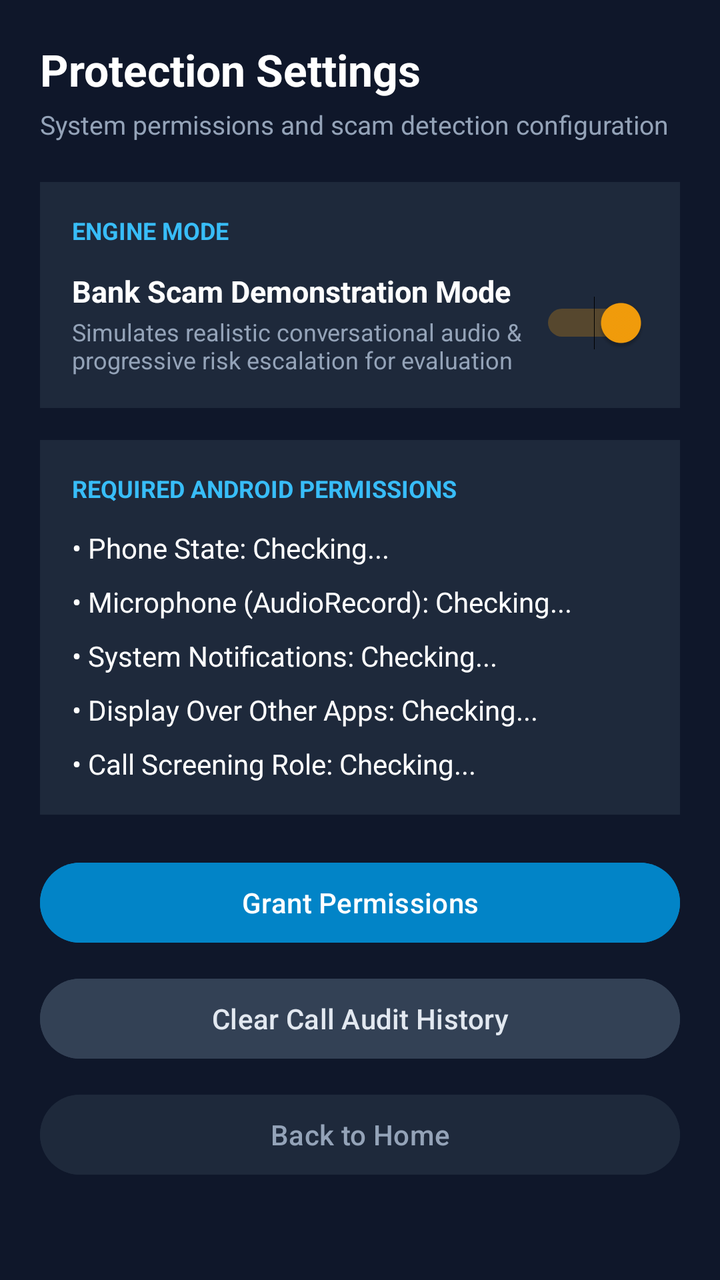
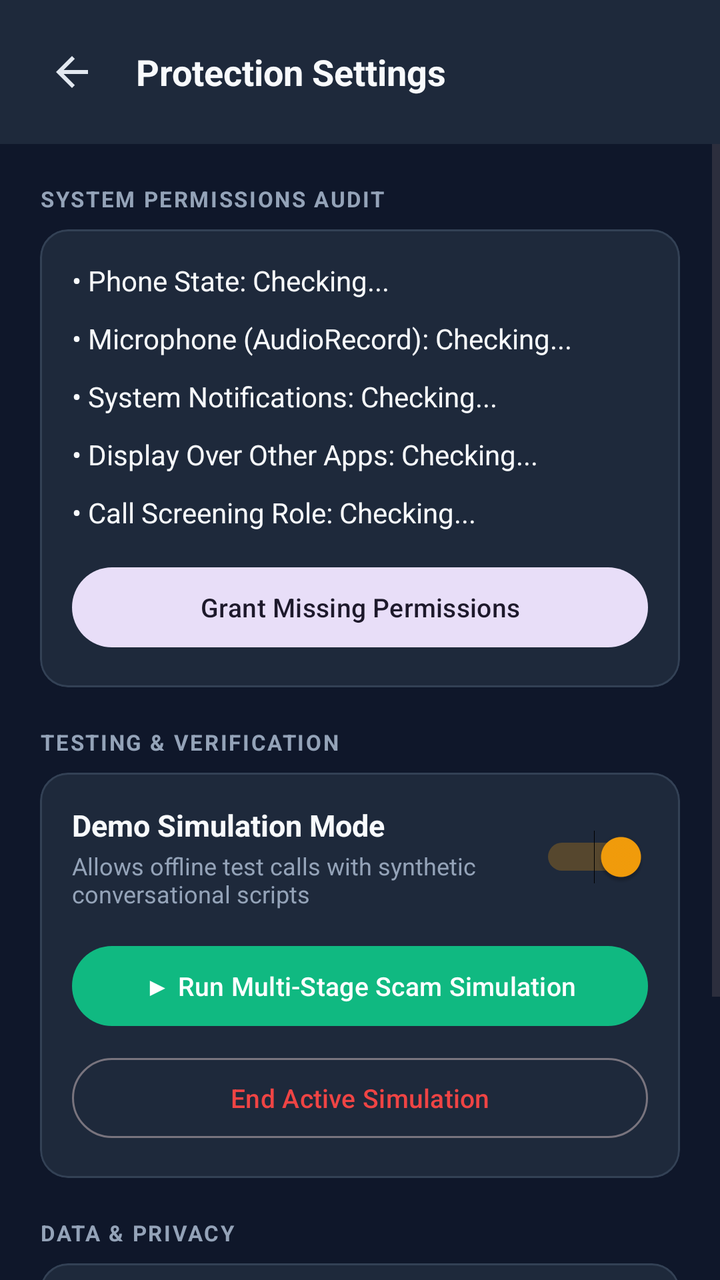

Two renders of the same Android screen: before a commit and after it. Below are the layout's source before the change and the commit's diff.
<!-- AndroidManifest.xml: activity theme Theme.SvaraX -->
<!-- res/layout/activity_settings.xml -->
<?xml version="1.0" encoding="utf-8"?>
<ScrollView xmlns:android="http://schemas.android.com/apk/res/android"
    android:layout_width="match_parent"
    android:layout_height="match_parent"
    android:background="#0F172A"
    android:fillViewport="true">

    <LinearLayout
        android:layout_width="match_parent"
        android:layout_height="wrap_content"
        android:orientation="vertical"
        android:padding="20dp">

        
        <TextView
            android:layout_width="wrap_content"
            android:layout_height="wrap_content"
            android:text="Protection Settings"
            android:textColor="#FFFFFF"
            android:textSize="22sp"
            android:textStyle="bold" />

        <TextView
            android:layout_width="wrap_content"
            android:layout_height="wrap_content"
            android:layout_marginTop="4dp"
            android:text="System permissions and scam detection configuration"
            android:textColor="#94A3B8"
            android:textSize="13sp" />

        
        <LinearLayout
            android:layout_width="match_parent"
            android:layout_height="wrap_content"
            android:layout_marginTop="20dp"
            android:background="#1E293B"
            android:orientation="vertical"
            android:padding="16dp">

            <TextView
                android:layout_width="wrap_content"
                android:layout_height="wrap_content"
                android:text="ENGINE MODE"
                android:textColor="#38BDF8"
                android:textSize="12sp"
                android:textStyle="bold" />

            <LinearLayout
                android:layout_width="match_parent"
                android:layout_height="wrap_content"
                android:layout_marginTop="12dp"
                android:gravity="center_vertical"
                android:orientation="horizontal">

                <LinearLayout
                    android:layout_width="0dp"
                    android:layout_height="wrap_content"
                    android:layout_weight="1"
                    android:orientation="vertical">

                    <TextView
                        android:layout_width="wrap_content"
                        android:layout_height="wrap_content"
                        android:text="Bank Scam Demonstration Mode"
                        android:textColor="#FFFFFF"
                        android:textSize="15sp"
                        android:textStyle="bold" />

                    <TextView
                        android:layout_width="wrap_content"
                        android:layout_height="wrap_content"
                        android:layout_marginTop="2dp"
                        android:text="Simulates realistic conversational audio &amp; progressive risk escalation for evaluation"
                        android:textColor="#94A3B8"
                        android:textSize="12sp" />
                </LinearLayout>

                <Switch
                    android:id="@+id/switchDemoMode"
                    android:layout_width="wrap_content"
                    android:layout_height="wrap_content"
                    android:checked="true" />
            </LinearLayout>
        </LinearLayout>

        
        <LinearLayout
            android:layout_width="match_parent"
            android:layout_height="wrap_content"
            android:layout_marginTop="16dp"
            android:background="#1E293B"
            android:orientation="vertical"
            android:padding="16dp">

            <TextView
                android:layout_width="wrap_content"
                android:layout_height="wrap_content"
                android:text="REQUIRED ANDROID PERMISSIONS"
                android:textColor="#38BDF8"
                android:textSize="12sp"
                android:textStyle="bold" />

            <TextView
                android:id="@+id/tvSettingsPhoneStatus"
                android:layout_width="wrap_content"
                android:layout_height="wrap_content"
                android:layout_marginTop="12dp"
                android:text="• Phone State: Checking..."
                android:textColor="#FFFFFF"
                android:textSize="14sp" />

            <TextView
                android:id="@+id/tvSettingsMicStatus"
                android:layout_width="wrap_content"
                android:layout_height="wrap_content"
                android:layout_marginTop="8dp"
                android:text="• Microphone (AudioRecord): Checking..."
                android:textColor="#FFFFFF"
                android:textSize="14sp" />

            <TextView
                android:id="@+id/tvSettingsNotificationStatus"
                android:layout_width="wrap_content"
                android:layout_height="wrap_content"
                android:layout_marginTop="8dp"
                android:text="• System Notifications: Checking..."
                android:textColor="#FFFFFF"
                android:textSize="14sp" />

            <TextView
                android:id="@+id/tvSettingsOverlayStatus"
                android:layout_width="wrap_content"
                android:layout_height="wrap_content"
                android:layout_marginTop="8dp"
                android:text="• Display Over Other Apps: Checking..."
                android:textColor="#FFFFFF"
                android:textSize="14sp" />

            <TextView
                android:id="@+id/tvSettingsRoleStatus"
                android:layout_width="wrap_content"
                android:layout_height="wrap_content"
                android:layout_marginTop="8dp"
                android:text="• Call Screening Role: Checking..."
                android:textColor="#FFFFFF"
                android:textSize="14sp" />
        </LinearLayout>

        
        <Button
            android:id="@+id/btnRequestAllPermissions"
            android:layout_width="match_parent"
            android:layout_height="wrap_content"
            android:layout_marginTop="20dp"
            android:backgroundTint="#0284C7"
            android:text="Grant Permissions"
            android:textColor="#FFFFFF" />

        <Button
            android:id="@+id/btnClearHistory"
            android:layout_width="match_parent"
            android:layout_height="wrap_content"
            android:layout_marginTop="10dp"
            android:backgroundTint="#334155"
            android:text="Clear Call Audit History"
            android:textColor="#E2E8F0" />

        <Button
            android:id="@+id/btnCloseSettings"
            android:layout_width="match_parent"
            android:layout_height="wrap_content"
            android:layout_marginTop="10dp"
            android:backgroundTint="#1E293B"
            android:text="Back to Home"
            android:textColor="#94A3B8" />

    </LinearLayout>
</ScrollView>
<!-- resources referenced by this layout -->
<resources>
  <style name="Theme.SvaraX" parent="Theme.Material3.DayNight.NoActionBar">
          <item name="colorPrimary">@color/accent_green</item>
          <item name="colorSecondary">@color/accent_amber</item>
          <item name="android:statusBarColor">@color/primary</item>
          <item name="android:navigationBarColor">@color/primary</item>
          <item name="android:windowBackground">@color/surface_dark</item>
      </style>
  <color name="accent_green">#10B981</color>
  <color name="accent_amber">#F59E0B</color>
  <color name="primary">#0F172A</color>
  <color name="surface_dark">#0F172A</color>
</resources>

<!-- the commit's change to res/layout/activity_settings.xml (unified diff, before → after) -->
@@ -1,178 +1,270 @@
 <?xml version="1.0" encoding="utf-8"?>
-<ScrollView xmlns:android="http://schemas.android.com/apk/res/android"
+<LinearLayout
+    xmlns:android="http://schemas.android.com/apk/res/android"
+    xmlns:app="http://schemas.android.com/apk/res-auto"
     android:layout_width="match_parent"
     android:layout_height="match_parent"
-    android:background="#0F172A"
-    android:fillViewport="true">
-
+    android:background="@color/surface_dark"
+    android:orientation="vertical">
+
+    
     <LinearLayout
         android:layout_width="match_parent"
         android:layout_height="wrap_content"
-        android:orientation="vertical"
-        android:padding="20dp">
-
-        
+        android:orientation="horizontal"
+        android:gravity="center_vertical"
+        android:padding="16dp"
+        android:background="@color/surface_card">
+
+        <ImageButton
+            android:id="@+id/btnBackSettings"
+            android:layout_width="40dp"
+            android:layout_height="40dp"
+            android:background="?android:attr/selectableItemBackgroundBorderless"
+            android:src="@drawable/ic_arrow_back"
+            android:contentDescription="Back" />
+
         <TextView
-            android:layout_width="wrap_content"
+            android:layout_width="0dp"
             android:layout_height="wrap_content"
+            android:layout_weight="1"
+            android:layout_marginStart="12dp"
             android:text="Protection Settings"
-            android:textColor="#FFFFFF"
-            android:textSize="22sp"
+            android:textColor="@color/text_primary"
+            android:textSize="18sp"
             android:textStyle="bold" />
-
-        <TextView
-            android:layout_width="wrap_content"
-            android:layout_height="wrap_content"
-            android:layout_marginTop="4dp"
-            android:text="System permissions and scam detection configuration"
-            android:textColor="#94A3B8"
-            android:textSize="13sp" />
-
-        
+    </LinearLayout>
+
+    <ScrollView
+        android:layout_width="match_parent"
+        android:layout_height="0dp"
+        android:layout_weight="1"
+        android:fillViewport="true">
+
         <LinearLayout
             android:layout_width="match_parent"
             android:layout_height="wrap_content"
-            android:layout_marginTop="20dp"
-            android:background="#1E293B"
             android:orientation="vertical"
-            android:padding="16dp">
-
+            android:padding="20dp">
+
+            
             <TextView
                 android:layout_width="wrap_content"
                 android:layout_height="wrap_content"
-                android:text="ENGINE MODE"
-                android:textColor="#38BDF8"
-                android:textSize="12sp"
+                android:text="SYSTEM PERMISSIONS AUDIT"
+                android:textColor="@color/text_secondary"
+                android:textSize="11sp"
+                android:letterSpacing="0.08"
                 android:textStyle="bold" />
 
-            <LinearLayout
+            <com.google.android.material.card.MaterialCardView
                 android:layout_width="match_parent"
                 android:layout_height="wrap_content"
-                android:layout_marginTop="12dp"
-                android:gravity="center_vertical"
-                android:orientation="horizontal">
+                android:layout_marginTop="8dp"
+                android:layout_marginBottom="20dp"
+                app:cardBackgroundColor="@color/surface_card"
+                app:cardCornerRadius="14dp"
+                app:strokeColor="@color/border_subtle"
+                app:strokeWidth="1dp">
 
                 <LinearLayout
-                    android:layout_width="0dp"
+                    android:layout_width="match_parent"
                     android:layout_height="wrap_content"
-                    android:layout_weight="1"
-                    android:orientation="vertical">
-
-                    <TextView
-                        android:layout_width="wrap_content"
-                        android:layout_height="wrap_content"
-                        android:text="Bank Scam Demonstration Mode"
-                        android:textColor="#FFFFFF"
-                        android:textSize="15sp"
-                        android:textStyle="bold" />
-
-                    <TextView
-                        android:layout_width="wrap_content"
-                        android:layout_height="wrap_content"
-                        android:layout_marginTop="2dp"
-                        android:text="Simulates realistic conversational audio &amp; progressive risk escalation for evaluation"
-                        android:textColor="#94A3B8"
-                        android:textSize="12sp" />
+                    android:orientation="vertical"
+                    android:padding="16dp">
+
+                    <TextView
+                        android:id="@+id/tvSettingsPhoneStatus"
+                        android:layout_width="wrap_content"
+                        android:layout_height="wrap_content"
+                        android:text="• Phone State: Checking..."
+                        android:textColor="@color/text_primary"
+                        android:textSize="14sp" />
+
+                    <TextView
+                        android:id="@+id/tvSettingsMicStatus"
+                        android:layout_width="wrap_content"
+                        android:layout_height="wrap_content"
+                        android:layout_marginTop="10dp"
+                        android:text="• Microphone (AudioRecord): Checking..."
+                        android:textColor="@color/text_primary"
+                        android:textSize="14sp" />
+
+                    <TextView
+                        android:id="@+id/tvSettingsNotificationStatus"
+                        android:layout_width="wrap_content"
+                        android:layout_height="wrap_content"
+                        android:layout_marginTop="10dp"
+                        android:text="• System Notifications: Checking..."
+                        android:textColor="@color/text_primary"
+                        android:textSize="14sp" />
+
+                    <TextView
+                        android:id="@+id/tvSettingsOverlayStatus"
+                        android:layout_width="wrap_content"
+                        android:layout_height="wrap_content"
+                        android:layout_marginTop="10dp"
+                        android:text="• Display Over Other Apps: Checking..."
+                        android:textColor="@color/text_primary"
+                        android:textSize="14sp" />
+
+                    <TextView
+                        android:id="@+id/tvSettingsRoleStatus"
+                        android:layout_width="wrap_content"
+                        android:layout_height="wrap_content"
+                        android:layout_marginTop="10dp"
+                        android:text="• Call Screening Role: Checking..."
+                        android:textColor="@color/text_primary"
+                        android:textSize="14sp" />
+
+                    <Button
+                        android:id="@+id/btnRequestAllPermissions"
+                        style="@style/Widget.Material3.Button.TonalButton"
+                        android:layout_width="match_parent"
+                        android:layout_height="wrap_content"
+                        android:layout_marginTop="14dp"
+                        android:text="Grant Missing Permissions"
+                        android:textSize="13sp" />
                 </LinearLayout>
-
-                <Switch
-                    android:id="@+id/switchDemoMode"
-                    android:layout_width="wrap_content"
-                    android:layout_height="wrap_content"
-                    android:checked="true" />
-            </LinearLayout>
-        </LinearLayout>
-
-        
-        <LinearLayout
-            android:layout_width="match_parent"
-            android:layout_height="wrap_content"
-            android:layout_marginTop="16dp"
-            android:background="#1E293B"
-            android:orientation="vertical"
-            android:padding="16dp">
-
+            </com.google.android.material.card.MaterialCardView>
+
+            
             <TextView
                 android:layout_width="wrap_content"
                 android:layout_height="wrap_content"
-                android:text="REQUIRED ANDROID PERMISSIONS"
-                android:textColor="#38BDF8"
-                android:textSize="12sp"
+                android:text="TESTING &amp; VERIFICATION"
+                android:textColor="@color/text_secondary"
+                android:textSize="11sp"
+                android:letterSpacing="0.08"
                 android:textStyle="bold" />
 
+            <com.google.android.material.card.MaterialCardView
+                android:layout_width="match_parent"
+                android:layout_height="wrap_content"
+                android:layout_marginTop="8dp"
+                android:layout_marginBottom="20dp"
+                app:cardBackgroundColor="@color/surface_card"
+                app:cardCornerRadius="14dp"
+                app:strokeColor="@color/border_subtle"
+                app:strokeWidth="1dp">
+
+                <LinearLayout
+                    android:layout_width="match_parent"
+                    android:layout_height="wrap_content"
+                    android:orientation="vertical"
+                    android:padding="16dp">
+
+                    <LinearLayout
+                        android:layout_width="match_parent"
+                        android:layout_height="wrap_content"
+                        android:orientation="horizontal"
+                        android:gravity="center_vertical">
+
+                        <LinearLayout
+                            android:layout_width="0dp"
+                            android:layout_height="wrap_content"
+                            android:layout_weight="1"
+                            android:orientation="vertical">
+
+                            <TextView
+                                android:layout_width="wrap_content"
+                                android:layout_height="wrap_content"
+                                android:text="Demo Simulation Mode"
+                                android:textColor="@color/text_primary"
+                                android:textSize="15sp"
+                                android:textStyle="bold" />
+
+                            <TextView
+                                android:layout_width="wrap_content"
+                                android:layout_height="wrap_content"
+                                android:layout_marginTop="2dp"
+                                android:text="Allows offline test calls with synthetic conversational scripts"
+                                android:textColor="@color/text_secondary"
+                                android:textSize="12sp" />
+                        </LinearLayout>
+
+                        <Switch
+                            android:id="@+id/switchDemoMode"
+                            android:layout_width="wrap_content"
+                            android:layout_height="wrap_content"
+                            android:checked="true" />
+                    </LinearLayout>
+
+                    <Button
+                        android:id="@+id/btnRunDemoSimulation"
+                        style="@style/Widget.Material3.Button"
+                        android:layout_width="match_parent"
+                        android:layout_height="wrap_content"
+                        android:layout_marginTop="14dp"
+                        android:text="▶ Run Multi-Stage Scam Simulation"
+                        android:textSize="13sp" />
+
+                    <Button
+                        android:id="@+id/btnStopDemoSimulation"
+                        style="@style/Widget.Material3.Button.OutlinedButton"
+                        android:layout_width="match_parent"
+                        android:layout_height="wrap_content"
+                        android:layout_marginTop="8dp"
+                        android:text="End Active Simulation"
+                        android:textColor="@color/accent_red"
+                        android:textSize="13sp" />
+                </LinearLayout>
+            </com.google.android.material.card.MaterialCardView>
+
+            
             <TextView
-                android:id="@+id/tvSettingsPhoneStatus"
                 android:layout_width="wrap_content"
                 android:layout_height="wrap_content"
-                android:layout_marginTop="12dp"
-                android:text="• Phone State: Checking..."
-                android:textColor="#FFFFFF"
-                android:textSize="14sp" />
-
-            <TextView
-                android:id="@+id/tvSettingsMicStatus"
-                android:layout_width="wrap_content"
+                android:text="DATA &amp; PRIVACY"
+                android:textColor="@color/text_secondary"
+                android:textSize="11sp"
+                android:letterSpacing="0.08"
+                android:textStyle="bold" />
+
+            <com.google.android.material.card.MaterialCardView
+                android:layout_width="match_parent"
                 android:layout_height="wrap_content"
                 android:layout_marginTop="8dp"
-                android:text="• Microphone (AudioRecord): Checking..."
-                android:textColor="#FFFFFF"
-                android:textSize="14sp" />
-
-            <TextView
-                android:id="@+id/tvSettingsNotificationStatus"
-                android:layout_width="wrap_content"
-                android:layout_height="wrap_content"
-                android:layout_marginTop="8dp"
-                android:text="• System Notifications: Checking..."
-                android:textColor="#FFFFFF"
-                android:textSize="14sp" />
-
-            <TextView
-                android:id="@+id/tvSettingsOverlayStatus"
-                android:layout_width="wrap_content"
-                android:layout_height="wrap_content"
-                android:layout_marginTop="8dp"
-                android:text="• Display Over Other Apps: Checking..."
-                android:textColor="#FFFFFF"
-                android:textSize="14sp" />
-
-            <TextView
-                android:id="@+id/tvSettingsRoleStatus"
-                android:layout_width="wrap_content"
-                android:layout_height="wrap_content"
-                android:layout_marginTop="8dp"
-                android:text="• Call Screening Role: Checking..."
-                android:textColor="#FFFFFF"
-                android:textSize="14sp" />
+                android:layout_marginBottom="24dp"
+                app:cardBackgroundColor="@color/surface_card"
+                app:cardCornerRadius="14dp"
+                app:strokeColor="@color/border_subtle"
+                app:strokeWidth="1dp">
+
+                <LinearLayout
+                    android:layout_width="match_parent"
+                    android:layout_height="wrap_content"
+                    android:orientation="vertical"
+                    android:padding="16dp">
+
+                    <TextView
+                        android:layout_width="wrap_content"
+                        android:layout_height="wrap_content"
+                        android:text="Zero Cloud Storage"
+                        android:textColor="@color/text_primary"
+                        android:textSize="14sp"
+                        android:textStyle="bold" />
+
+                    <TextView
+                        android:layout_width="wrap_content"
+                        android:layout_height="wrap_content"
+                        android:layout_marginTop="2dp"
+                        android:text="Raw voice audio is never recorded, saved, or uploaded. Real-time analysis is performed strictly on-device."
+                        android:textColor="@color/text_secondary"
+                        android:textSize="12sp" />
+
+                    <Button
+                        android:id="@+id/btnClearHistory"
+                        style="@style/Widget.Material3.Button.TextButton"
+                        android:layout_width="wrap_content"
+                        android:layout_height="wrap_content"
+                        android:layout_marginTop="8dp"
+                        android:text="Clear Call Audit History"
+                        android:textColor="@color/accent_red"
+                        android:textSize="13sp" />
+                </LinearLayout>
+            </com.google.android.material.card.MaterialCardView>
+
         </LinearLayout>
-
-        
-        <Button
-            android:id="@+id/btnRequestAllPermissions"
-            android:layout_width="match_parent"
-            android:layout_height="wrap_content"
-            android:layout_marginTop="20dp"
-            android:backgroundTint="#0284C7"
-            android:text="Grant Permissions"
-            android:textColor="#FFFFFF" />
-
-        <Button
-            android:id="@+id/btnClearHistory"
-            android:layout_width="match_parent"
-            android:layout_height="wrap_content"
-            android:layout_marginTop="10dp"
-            android:backgroundTint="#334155"
-            android:text="Clear Call Audit History"
-            android:textColor="#E2E8F0" />
-
-        <Button
-            android:id="@+id/btnCloseSettings"
-            android:layout_width="match_parent"
-            android:layout_height="wrap_content"
-            android:layout_marginTop="10dp"
-            android:backgroundTint="#1E293B"
-            android:text="Back to Home"
-            android:textColor="#94A3B8" />
-
-    </LinearLayout>
-</ScrollView>
+    </ScrollView>
+</LinearLayout>
<!-- resource entries referenced after the edit -->
@@ -1,5 +1,8 @@
 <!-- resources referenced by this layout -->
 <resources>
+  <color name="accent_red">#EF4444</color>
+  <color name="border_subtle">#334155</color>
+  <color name="surface_card">#1E293B</color>
   <style name="Theme.SvaraX" parent="Theme.Material3.DayNight.NoActionBar">
           <item name="colorPrimary">@color/accent_green</item>
           <item name="colorSecondary">@color/accent_amber</item>
@@ -11,5 +14,17 @@
   <color name="accent_amber">#F59E0B</color>
   <color name="primary">#0F172A</color>
   <color name="surface_dark">#0F172A</color>
+  <color name="text_primary">#F8FAFC</color>
+  <color name="text_secondary">#94A3B8</color>
+  <!-- drawable ic_arrow_back (drawable) -->
+  <vector xmlns:android="http://schemas.android.com/apk/res/android"
+      android:width="24dp"
+      android:height="24dp"
+      android:viewportWidth="24"
+      android:viewportHeight="24">
+    <path
+        android:fillColor="#E2E8F0"
+        android:pathData="M20,11H7.83l5.59,-5.59L12,4l-8,8 8,8 1.41,-1.41L7.83,13H20v-2z"/>
+  </vector>
 </resources>
 
